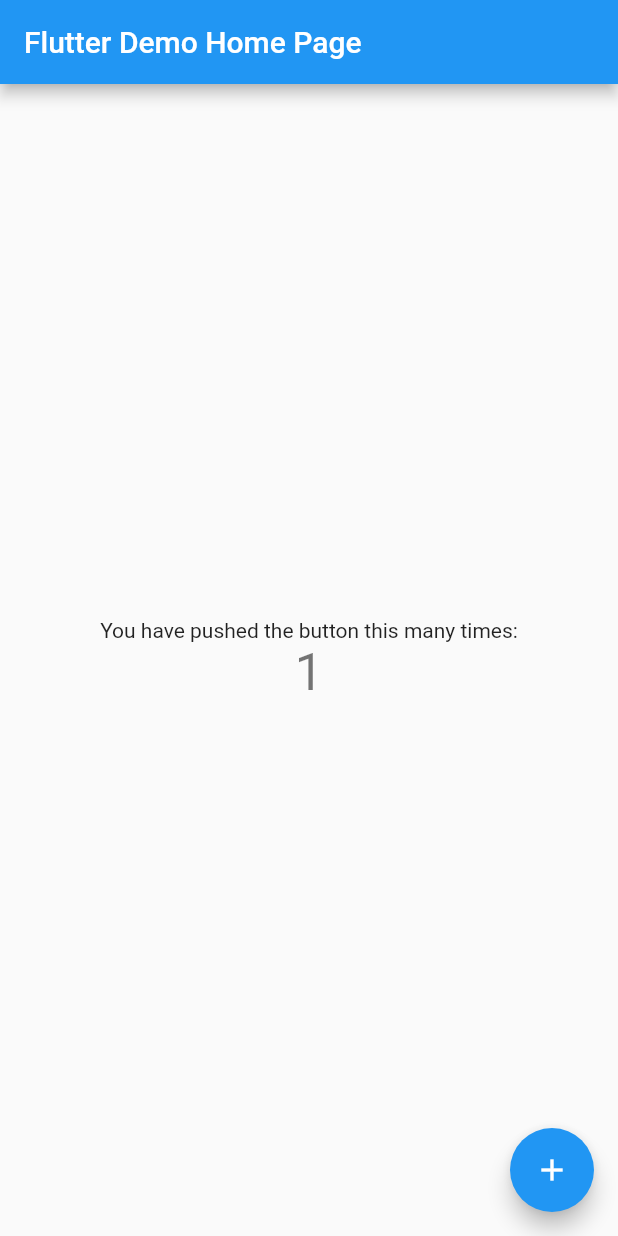
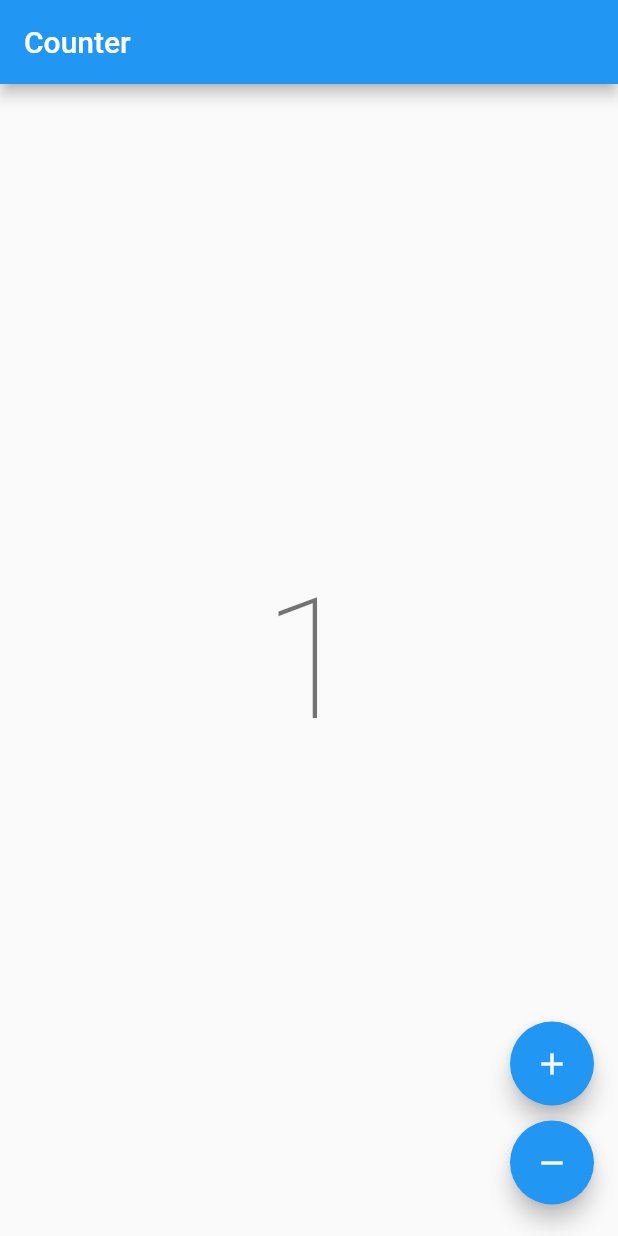
Before and after one commit to utariddev/bloc, a Flutter app: the screen it shows after launch, after a tap on the "add" icon, on a phone screen of 412 x 824 dp. Run offline on Flutter 3.47's test engine with Material 2 defaults, Android fonts, the phone set to English and light mode, and no system bars; our stand-ins replace bloc, flutter_bloc.

```diff
--- a/lib/main.dart
+++ b/lib/main.dart
@@ -1,113 +1,50 @@
 import 'package:flutter/material.dart';
+import 'package:flutter_bloc/flutter_bloc.dart';
+
+import 'counter_cubit.dart';
 
 void main() {
   runApp(MyApp());
 }
 
 class MyApp extends StatelessWidget {
-  // This widget is the root of your application.
   @override
   Widget build(BuildContext context) {
     return MaterialApp(
-      title: 'Flutter Demo',
-      theme: ThemeData(
-        // This is the theme of your application.
-        //
-        // Try running your application with "flutter run". You'll see the
-        // application has a blue toolbar. Then, without quitting the app, try
-        // changing the primarySwatch below to Colors.green and then invoke
-        // "hot reload" (press "r" in the console where you ran "flutter run",
-        // or simply save your changes to "hot reload" in a Flutter IDE).
-        // Notice that the counter didn't reset back to zero; the application
-        // is not restarted.
-        primarySwatch: Colors.blue,
+      home: BlocProvider(
+        create: (context) => CounterCubit(),
+        child: CounterPage(),
       ),
-      home: MyHomePage(title: 'Flutter Demo Home Page'),
     );
   }
 }
 
-class MyHomePage extends StatefulWidget {
-  MyHomePage({Key key, this.title}) : super(key: key);
-
-  // This widget is the home page of your application. It is stateful, meaning
-  // that it has a State object (defined below) that contains fields that affect
-  // how it looks.
-
-  // This class is the configuration for the state. It holds the values (in this
-  // case the title) provided by the parent (in this case the App widget) and
-  // used by the build method of the State. Fields in a Widget subclass are
-  // always marked "final".
-
-  final String title;
-
-  @override
-  _MyHomePageState createState() => _MyHomePageState();
-}
-
-class _MyHomePageState extends State<MyHomePage> {
-  int _counter = 0;
-
-  void _incrementCounter() {
-    setState(() {
-      // This call to setState tells the Flutter framework that something has
-      // changed in this State, which causes it to rerun the build method below
-      // so that the display can reflect the updated values. If we changed
-      // _counter without calling setState(), then the build method would not be
-      // called again, and so nothing would appear to happen.
-      _counter++;
-    });
-  }
-
+class CounterPage extends StatelessWidget {
   @override
   Widget build(BuildContext context) {
-    // This method is rerun every time setState is called, for instance as done
-    // by the _incrementCounter method above.
-    //
-    // The Flutter framework has been optimized to make rerunning build methods
-    // fast, so that you can just rebuild anything that needs updating rather
-    // than having to individually change instances of widgets.
     return Scaffold(
-      appBar: AppBar(
-        // Here we take the value from the MyHomePage object that was created by
-        // the App.build method, and use it to set our appbar title.
-        title: Text(widget.title),
+      appBar: AppBar(title: const Text('Counter')),
+      body: BlocBuilder<CounterCubit, int>(
+        builder: (context, count) {
+          return Center(
+            child: Text('$count', style: Theme.of(context).textTheme.headline1),
+          );
+        },
       ),
-      body: Center(
-        // Center is a layout widget. It takes a single child and positions it
-        // in the middle of the parent.
-        child: Column(
-          // Column is also a layout widget. It takes a list of children and
-          // arranges them vertically. By default, it sizes itself to fit its
-          // children horizontally, and tries to be as tall as its parent.
-          //
-          // Invoke "debug painting" (press "p" in the console, choose the
-          // "Toggle Debug Paint" action from the Flutter Inspector in Android
-          // Studio, or the "Toggle Debug Paint" command in Visual Studio Code)
-          // to see the wireframe for each widget.
-          //
-          // Column has various properties to control how it sizes itself and
-          // how it positions its children. Here we use mainAxisAlignment to
-          // center the children vertically; the main axis here is the vertical
-          // axis because Columns are vertical (the cross axis would be
-          // horizontal).
-          mainAxisAlignment: MainAxisAlignment.center,
-          children: <Widget>[
-            Text(
-              'You have pushed the button this many times:',
-            ),
-            Text(
-              '$_counter',
-              style: Theme.of(context).textTheme.headline4,
-            ),
-          ],
-        ),
+      floatingActionButton: Column(
+        crossAxisAlignment: CrossAxisAlignment.end,
+        mainAxisAlignment: MainAxisAlignment.end,
+        children: <Widget>[
+          Padding(
+            padding: const EdgeInsets.symmetric(vertical: 5.0),
+            child: FloatingActionButton(child: const Icon(Icons.add), onPressed: () => context.read<CounterCubit>().increment()),
+          ),
+          Padding(
+            padding: const EdgeInsets.symmetric(vertical: 5.0),
+            child: FloatingActionButton(child: const Icon(Icons.remove), onPressed: () => context.read<CounterCubit>().decrement()),
+          ),
+        ],
       ),
-      floatingActionButton: FloatingActionButton(
-        onPressed: _incrementCounter,
-        tooltip: 'Increment',
-        child: Icon(Icons.add),
-      ), // This trailing comma makes auto-formatting nicer for build methods.
     );
   }
 }
```
